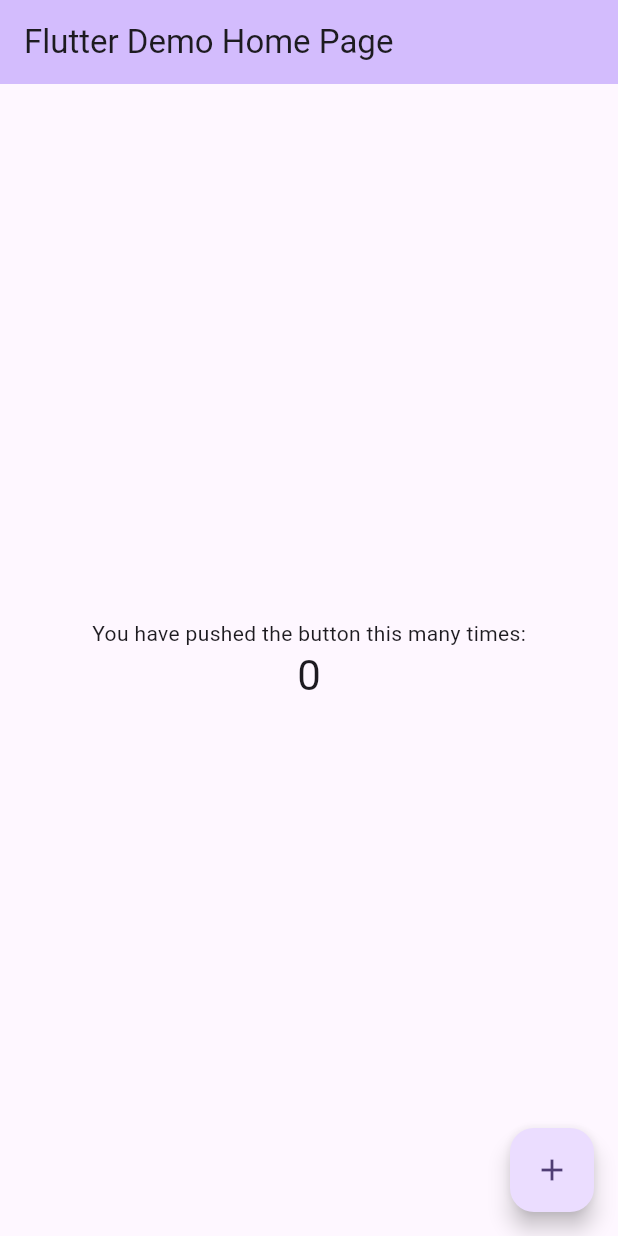
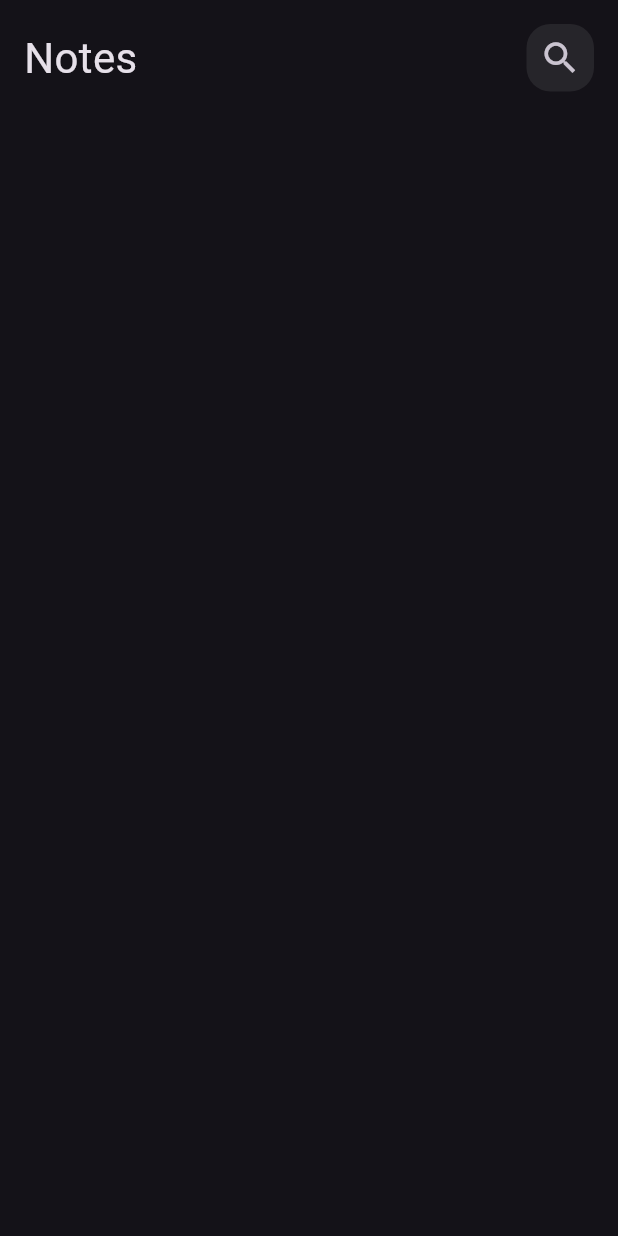
Before and after one commit to Abdelma2soud/Note_App, a Flutter app: the screen it shows after launch, on a phone screen of 412 x 824 dp. Run offline on Flutter 3.47's test engine with Material 3 defaults, Android fonts, the phone set to English and light mode, and no system bars.

Commit message:
create custome appbar

```diff
--- a/lib/main.dart
+++ b/lib/main.dart
@@ -1,125 +1,18 @@
 import 'package:flutter/material.dart';
+import 'package:note_app/views/notes_view.dart';
 
 void main() {
-  runApp(const MyApp());
+  runApp(const NoteApp());
 }
 
-class MyApp extends StatelessWidget {
-  const MyApp({super.key});
-
-  // This widget is the root of your application.
+class NoteApp extends StatelessWidget {
+  const NoteApp({super.key});
   @override
   Widget build(BuildContext context) {
     return MaterialApp(
-      title: 'Flutter Demo',
-      theme: ThemeData(
-        // This is the theme of your application.
-        //
-        // TRY THIS: Try running your application with "flutter run". You'll see
-        // the application has a purple toolbar. Then, without quitting the app,
-        // try changing the seedColor in the colorScheme below to Colors.green
-        // and then invoke "hot reload" (save your changes or press the "hot
-        // reload" button in a Flutter-supported IDE, or press "r" if you used
-        // the command line to start the app).
-        //
-        // Notice that the counter didn't reset back to zero; the application
-        // state is not lost during the reload. To reset the state, use hot
-        // restart instead.
-        //
-        // This works for code too, not just values: Most code changes can be
-        // tested with just a hot reload.
-        colorScheme: ColorScheme.fromSeed(seedColor: Colors.deepPurple),
-        useMaterial3: true,
-      ),
-      home: const MyHomePage(title: 'Flutter Demo Home Page'),
+      debugShowCheckedModeBanner: false,
+      theme: ThemeData.dark(),
+      home: const NotesView(),
     );
   }
 }
-
-class MyHomePage extends StatefulWidget {
-  const MyHomePage({super.key, required this.title});
-
-  // This widget is the home page of your application. It is stateful, meaning
-  // that it has a State object (defined below) that contains fields that affect
-  // how it looks.
-
-  // This class is the configuration for the state. It holds the values (in this
-  // case the title) provided by the parent (in this case the App widget) and
-  // used by the build method of the State. Fields in a Widget subclass are
-  // always marked "final".
-
-  final String title;
-
-  @override
-  State<MyHomePage> createState() => _MyHomePageState();
-}
-
-class _MyHomePageState extends State<MyHomePage> {
-  int _counter = 0;
-
-  void _incrementCounter() {
-    setState(() {
-      // This call to setState tells the Flutter framework that something has
-      // changed in this State, which causes it to rerun the build method below
-      // so that the display can reflect the updated values. If we changed
-      // _counter without calling setState(), then the build method would not be
-      // called again, and so nothing would appear to happen.
-      _counter++;
-    });
-  }
-
-  @override
-  Widget build(BuildContext context) {
-    // This method is rerun every time setState is called, for instance as done
-    // by the _incrementCounter method above.
-    //
-    // The Flutter framework has been optimized to make rerunning build methods
-    // fast, so that you can just rebuild anything that needs updating rather
-    // than having to individually change instances of widgets.
-    return Scaffold(
-      appBar: AppBar(
-        // TRY THIS: Try changing the color here to a specific color (to
-        // Colors.amber, perhaps?) and trigger a hot reload to see the AppBar
-        // change color while the other colors stay the same.
-        backgroundColor: Theme.of(context).colorScheme.inversePrimary,
-        // Here we take the value from the MyHomePage object that was created by
-        // the App.build method, and use it to set our appbar title.
-        title: Text(widget.title),
-      ),
-      body: Center(
-        // Center is a layout widget. It takes a single child and positions it
-        // in the middle of the parent.
-        child: Column(
-          // Column is also a layout widget. It takes a list of children and
-          // arranges them vertically. By default, it sizes itself to fit its
-          // children horizontally, and tries to be as tall as its parent.
-          //
-          // Column has various properties to control how it sizes itself and
-          // how it positions its children. Here we use mainAxisAlignment to
-          // center the children vertically; the main axis here is the vertical
-          // axis because Columns are vertical (the cross axis would be
-          // horizontal).
-          //
-          // TRY THIS: Invoke "debug painting" (choose the "Toggle Debug Paint"
-          // action in the IDE, or press "p" in the console), to see the
-          // wireframe for each widget.
-          mainAxisAlignment: MainAxisAlignment.center,
-          children: <Widget>[
-            const Text(
-              'You have pushed the button this many times:',
-            ),
-            Text(
-              '$_counter',
-              style: Theme.of(context).textTheme.headlineMedium,
-            ),
-          ],
-        ),
-      ),
-      floatingActionButton: FloatingActionButton(
-        onPressed: _incrementCounter,
-        tooltip: 'Increment',
-        child: const Icon(Icons.add),
-      ), // This trailing comma makes auto-formatting nicer for build methods.
-    );
-  }
-}
--- a/lib/views/notes_view.dart
+++ b/lib/views/notes_view.dart
@@ -0,0 +1,13 @@
+import 'package:flutter/material.dart';
+import 'package:note_app/widgets/note_view_body.dart';
+
+class NotesView extends StatelessWidget {
+  const NotesView({super.key});
+
+  @override
+  Widget build(BuildContext context) {
+    return const Scaffold(
+      body: NotesViewBody(),
+    );
+  }
+}
--- /dev/null
+++ b/lib/widgets/custom_appbar.dart
@@ -0,0 +1,22 @@
+import 'package:flutter/material.dart';
+import 'package:note_app/widgets/custom_search_icon.dart';
+
+class CustomAppBar extends StatelessWidget {
+  const CustomAppBar({super.key});
+
+  @override
+  Widget build(BuildContext context) {
+    return const Row(
+      children: [
+        Text(
+          'Notes',
+          style: TextStyle(
+            fontSize: 28,
+          ),
+        ),
+        Spacer(),
+        CustomSearchIcon()
+      ],
+    );
+  }
+}
--- /dev/null
+++ b/lib/widgets/custom_search_icon.dart
@@ -0,0 +1,23 @@
+import 'package:flutter/material.dart';
+
+class CustomSearchIcon extends StatelessWidget {
+  const CustomSearchIcon({super.key});
+
+  @override
+  Widget build(BuildContext context) {
+    return Container(
+      height: 45,
+      width: 45,
+      decoration: BoxDecoration(
+        color: Colors.white.withOpacity(.08),
+        borderRadius: BorderRadius.circular(16.0),
+      ),
+      child: IconButton(
+          onPressed: () {},
+          icon: const Icon(
+            Icons.search,
+            size: 28,
+          )),
+    );
+  }
+}
--- /dev/null
+++ b/lib/widgets/note_view_body.dart
@@ -0,0 +1,18 @@
+import 'package:flutter/material.dart';
+import 'package:note_app/widgets/custom_appbar.dart';
+
+class NotesViewBody extends StatelessWidget {
+  const NotesViewBody({super.key});
+
+  @override
+  Widget build(BuildContext context) {
+    return const SafeArea(
+      child: Padding(
+        padding: EdgeInsets.all(16.0),
+        child: Column(
+          children: [CustomAppBar()],
+        ),
+      ),
+    );
+  }
+}
--- a/pubspec.yaml
+++ b/pubspec.yaml
@@ -28,6 +28,8 @@ environment:
 # the latest version available on pub.dev. To see which dependencies have newer
 # versions available, run `flutter pub outdated`.
 dependencies:
+  font_awesome_flutter: ^10.7.0
+
   flutter:
     sdk: flutter
 
```
Also changed, not shown: pubspec.lock, 1 other file.
